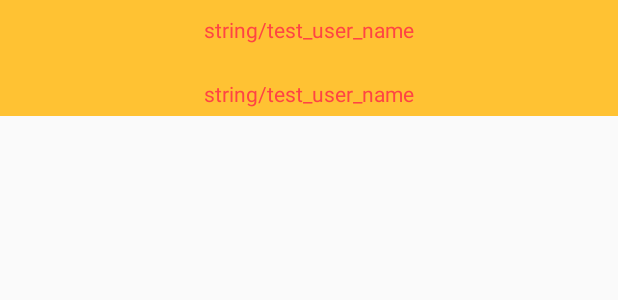
After one commit to LightSun/android-study, an Android app: the layout item_top_layout_m.xml on its own in the app's theme, with its tools: preview values and no code run, on a phone screen of 412 x 824 dp. The commit adds this screen. Shown: the top 300 px of the screen. Run offline under Robolectric (Android 15) with nearby library versions, the phone set to English and light mode, and no system bars.

Commit message:
add demo for top layout RecyclerViewAdapter

```diff
--- a/Study/app/build.gradle
+++ b/Study/app/build.gradle
@@ -32,12 +32,14 @@ dependencies {
    // compile 'com.facebook.stetho:stetho:1.0.1' //chrome 浏览器调试app.需要翻墙. 原地址 http://stormzhang.com/android/2015/03/05/android-debug-use-chrome/
     //compile 'com.google.android.gms:play-services-appindexing:8.1.0'
 
-    compile 'com.heaven7.core.adapter:adapter:1.5.6'
+    compile 'com.heaven7.core.adapter:adapter:1.8.8'
     compile 'com.heaven7.core.util:util-v1:1.1.2'
    // compile 'com.heaven7.core.util:util-extra:1.0'
 
     //compile 'com.heaven7.volley:volley_with_extra:1.0.1'
     //compile 'com.heaven7.core.util:savestate:1.0.1'
+
+    compile 'jp.wasabeef:recyclerview-animators:2.2.6'
 
     compile project(':lib_realm')
 }
--- a/Study/app/src/main/AndroidManifest.xml
+++ b/Study/app/src/main/AndroidManifest.xml
@@ -52,10 +52,13 @@
             android:configChanges="keyboardHidden|screenSize|orientation">
         </activity>
         <activity android:name=".demo.TestGestureMosaicActivity"/>
+        <activity android:name=".demo.ItemAnimatorTest" />
+        <activity android:name=".demo.TopLayoutRecyclerViewActivity" />
 
         <activity android:name=".ApiDemoActivities" />
         <activity android:name=".demo.api.XfermodesTest" />
         <activity android:name=".demo.api.SortedListActivity" />
+
 
         <service android:name=".DragWindowService"/>
 
--- a/Study/app/src/main/java/study/heaven7/com/android_study/EnterActivity.java
+++ b/Study/app/src/main/java/study/heaven7/com/android_study/EnterActivity.java
@@ -2,8 +2,10 @@ package study.heaven7.com.android_study;
 
 import java.util.List;
 
+import study.heaven7.com.android_study.demo.ItemAnimatorTest;
 import study.heaven7.com.android_study.demo.TestCommonAdmireDialog;
 import study.heaven7.com.android_study.demo.TestGestureMosaicActivity;
+import study.heaven7.com.android_study.demo.TopLayoutRecyclerViewActivity;
 
 /**
  * 所有demo的入口
@@ -17,6 +19,8 @@ public class EnterActivity extends AbsMainActivity {
         list.add(new ActivityInfo(MainActivity.class, " old demos (see it in MainActivity)")) ;
         list.add(new ActivityInfo(TestGestureMosaicActivity.class, "MosaicView1 Test")) ;
         list.add(new ActivityInfo(TestCommonAdmireDialog.class, "CommonDialog Test")) ;
+        list.add(new ActivityInfo(ItemAnimatorTest.class, "ItemAnimator Test")) ;
+        list.add(new ActivityInfo(TopLayoutRecyclerViewActivity.class, "top layout recyclerview")) ;
     }
 
 }
--- /dev/null
+++ b/Study/app/src/main/res/layout/ac_item_animation.xml
@@ -0,0 +1,6 @@
+<?xml version="1.0" encoding="utf-8"?>
+<LinearLayout xmlns:android="http://schemas.android.com/apk/res/android"
+    android:orientation="vertical" android:layout_width="match_parent"
+    android:layout_height="match_parent">
+
+</LinearLayout>
--- /dev/null
+++ b/Study/app/src/main/res/layout/item_top_layout_m.xml
@@ -0,0 +1,24 @@
+<?xml version="1.0" encoding="utf-8"?>
+<LinearLayout xmlns:android="http://schemas.android.com/apk/res/android"
+    android:orientation="vertical"
+    android:layout_width="match_parent"
+    android:layout_height="wrap_content"
+    android:gravity="center_horizontal"
+    android:background="@color/bg_color_ffc233"
+    android:layout_marginBottom="10dp"
+    >
+
+    <TextView
+        android:id="@+id/tv_text1"
+        style="@style/tv_common"
+        android:padding="10dp"
+        />
+
+    <TextView
+        android:id="@+id/tv_text2"
+        style="@style/tv_common"
+        android:padding="5dp"
+        android:layout_marginTop="8dp"
+        />
+
+</LinearLayout>
--- a/Study/app/src/main/res/values/styles.xml
+++ b/Study/app/src/main/res/values/styles.xml
@@ -63,5 +63,13 @@
         <item name="android:background">#e1e4ec</item>
     </style>
 
+    <style name="tv_common">
+    <item name="android:layout_width">wrap_content</item>
+    <item name="android:layout_height">wrap_content</item>
+    <item name="android:text">string/test_user_name</item>
+    <item name="android:textColor">@android:color/holo_red_light</item>
+    <item name="android:singleLine">true</item>
+</style>
+
 
 </resources>
--- a/Study/build.gradle
+++ b/Study/build.gradle
@@ -5,7 +5,7 @@ buildscript {
         jcenter()
     }
     dependencies {
-        classpath 'com.android.tools.build:gradle:2.0.0'
+        classpath 'com.android.tools.build:gradle:2.2.3'
 
         // NOTE: Do not place your application dependencies here; they belong
         // in the individual module build.gradle files
```
Also changed, not shown: Study/app/src/main/java/study/heaven7/com/android_study/demo/ItemAnimatorTest.java (added, +24 -0 lines), Study/app/src/main/java/study/heaven7/com/android_study/demo/TopLayoutRecyclerViewActivity.java (added, +74 -0 lines), Study/app/src/main/java/study/heaven7/com/android_study/help/CenterLayoutManager.java (added, +101 -0 lines), Study/gradle/wrapper/gradle-wrapper.properties.
